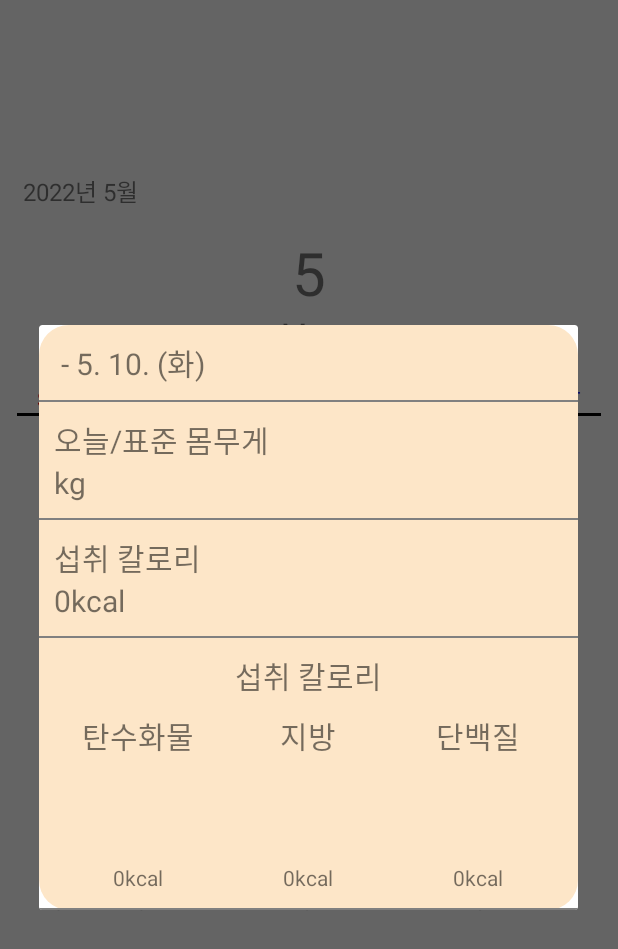
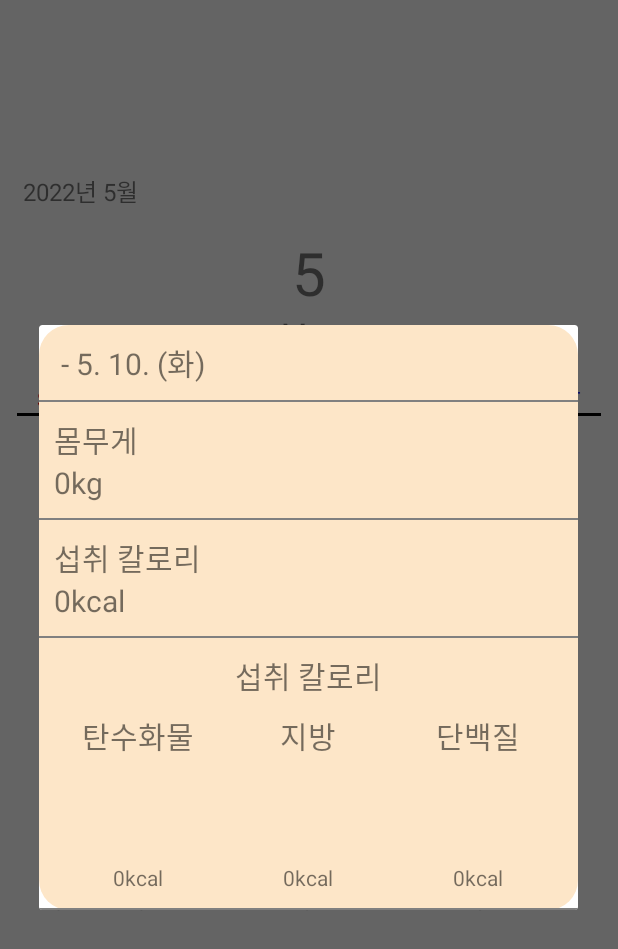
Before and after one commit to yeon7485/FixFit, an Android app: the screen it shows after launch (ScheduleViewActivity), after a tap on "10", on a phone screen of 412 x 824 dp. Shown: the top 949 px of the screen. Run offline under Robolectric (Android 15) with nearby library versions, the phone set to English and light mode, and no system bars.

Commit message:
버그 수정

```diff
--- a/app/src/main/java/com/example/fixfit/ScheduleViewActivity.java
+++ b/app/src/main/java/com/example/fixfit/ScheduleViewActivity.java
@@ -149,28 +149,24 @@ public class ScheduleViewActivity extends AppCompatActivity {
 
             ScheduleOne schedule = schedules.get(i);
             //포맷: time-숫자-숫자2
-            //숫자: 0 = 아침 1 = 점심 2 = 저녁
+            //숫자: 0 = 아침 1 = 점심 2 = 저녁 3 = 몸무게
             //숫자2: 0=탄 1=단 2=지
 
-            int totalKcal0 = calculateKcal(
-                    getNutrientCompact(scheduleSaves, time, 0, 0),
-                    getNutrientCompact(scheduleSaves, time, 0, 1),
-                    getNutrientCompact(scheduleSaves, time, 0, 2)
-            );
+            int totalKcal0 = (int)(4.1 * (getNutrientCompact(scheduleSaves, time, 0, 0) +
+                    getNutrientCompact(scheduleSaves, time, 1, 0) +
+                    getNutrientCompact(scheduleSaves, time, 2, 0)));
 
-            int totalKcal1 = calculateKcal(
-                    getNutrientCompact(scheduleSaves, time, 1, 0),
-                    getNutrientCompact(scheduleSaves, time, 1, 1),
-                    getNutrientCompact(scheduleSaves, time, 1, 2)
-            );
+            int totalKcal1 = 9 * (getNutrientCompact(scheduleSaves, time, 0, 1) +
+                    getNutrientCompact(scheduleSaves, time, 1, 1) +
+                    getNutrientCompact(scheduleSaves, time, 2, 1));
 
-            int totalKcal2 = calculateKcal(
-                    getNutrientCompact(scheduleSaves, time, 2, 0),
-                    getNutrientCompact(scheduleSaves, time, 2, 1),
-                    getNutrientCompact(scheduleSaves, time, 2, 2)
-            );
+            int totalKcal2 = 4 * (getNutrientCompact(scheduleSaves, time, 0, 2) +
+                    getNutrientCompact(scheduleSaves, time, 1, 2) +
+                    getNutrientCompact(scheduleSaves, time, 2, 2));
 
             int totalKcal = totalKcal0 + totalKcal1 + totalKcal2;
+
+            int weight = getWeight(scheduleSaves, time);
 
             if(totalKcal0 > 0) schedule.turnOn(1); else schedule.turnOff(1);
             if(totalKcal1 > 0) schedule.turnOn(2); else schedule.turnOff(2);
@@ -182,21 +178,21 @@ public class ScheduleViewActivity extends AppCompatActivity {
 
                 dialog.show(getSupportFragmentManager(), "NutrientViewDialog");
 
-                dialog.setListener(new NutrientViewDialog.OnLoadedListener() {
-                    @Override
-                    public void OnLoadedListener() {
-                        dialog.getTime().setText(" - " + currentMonth + ". " + currentDate + ". (" + weekText[week] + ")");
-                        dialog.getKcalTotal().setText(String.valueOf(totalKcal));
-                        dialog.getNutrient1().setText(String.valueOf(totalKcal0) + "kcal");
-                        dialog.getNutrient2().setText(String.valueOf(totalKcal1) + "kcal");
-                        dialog.getNutrient3().setText(String.valueOf(totalKcal2) + "kcal");
-                    }
+                dialog.setListener(() -> {
+                    dialog.getTime().setText(" - " + currentMonth + ". " + currentDate + ". (" + weekText[week] + ")");
+                    dialog.getKg().setText(String.valueOf(weight));
+                    dialog.getKcalTotal().setText(String.valueOf(totalKcal));
+                    dialog.getNutrient1().setText(String.valueOf(totalKcal0) + "kcal");
+                    dialog.getNutrient2().setText(String.valueOf(totalKcal1) + "kcal");
+                    dialog.getNutrient3().setText(String.valueOf(totalKcal2) + "kcal");
                 });
             });
 
             schedule.setOnLongClickListener(view -> {
                 InputNutrientDialog dialog = new InputNutrientDialog();
-                dialog.setListener((time2, nutrient, value) -> setNutrient(scheduleSaves, time, time2, nutrient, value));
+                dialog.setListener((int time2, int nutrient, int value) -> {
+                    setNutrient(scheduleSaves, time, time2, nutrient, value);
+                });
                 dialog.show(getSupportFragmentManager(), "YearMonthPicker");
                 return true;
             });
@@ -206,6 +202,7 @@ public class ScheduleViewActivity extends AppCompatActivity {
     }
 
     public void setNutrient(SharedPreferences scheduleSaves, String time, int time2, int nutrientType, int value) {
+        Log.d("schedulesview", "set neutrient: " + time + ", timing: " + time2 + ", nutrientType: " + nutrientType + ", value: " + value);
         SharedPreferences.Editor editor = scheduleSaves.edit();
 
         editor.putInt(createKey(time, time2, nutrientType), value);
@@ -214,6 +211,10 @@ public class ScheduleViewActivity extends AppCompatActivity {
 
         // 업데이트
         initData();
+    }
+
+    public int getWeight(SharedPreferences scheduleSaves, String time) {
+        return getNutrient(scheduleSaves, createKey(time, 3, 0));
     }
 
     public int getNutrientCompact(SharedPreferences scheduleSaves, String time, int time2, int nutrientType) {
@@ -231,9 +232,9 @@ public class ScheduleViewActivity extends AppCompatActivity {
         return time + "-" + time2 + "-" + nutrientType;
     }
 
-    public int calculateKcal(int carbohydrate, int fat, int protein) {
-        return (int) (4.1 * carbohydrate + 9 * fat + 4 * protein);
-    }
+//    public int calculateKcal(int carbohydrate, int fat, int protein) {
+//        return (int) (4.1 * carbohydrate + 9 * fat + 4 * protein);
+//    }
 
     public void initSchedule() {
         initSchedulesLine((LinearLayout) findViewById(R.id.frag_schedule_1));
--- a/app/src/main/res/layout/dialog_view_nutrient.xml
+++ b/app/src/main/res/layout/dialog_view_nutrient.xml
@@ -19,7 +19,7 @@
         android:layout_height="1dp"/>
 
     <TextView
-        android:text="오늘/표준 몸무게"
+        android:text="몸무게"
         android:layout_marginTop="10dp"
         android:layout_marginStart="10dp"
         android:textSize="20sp"
```
Also changed, not shown: app/src/main/AndroidManifest.xml (+12 -1 lines), app/src/main/java/com/example/fixfit/RoutineActivity.java (+8 -0 lines), app/src/main/java/com/example/fixfit/fragment/InputNutrientDialog.java (+26 -1 lines), app/src/main/res/layout/frag_routine.xml (+7 -0 lines).
